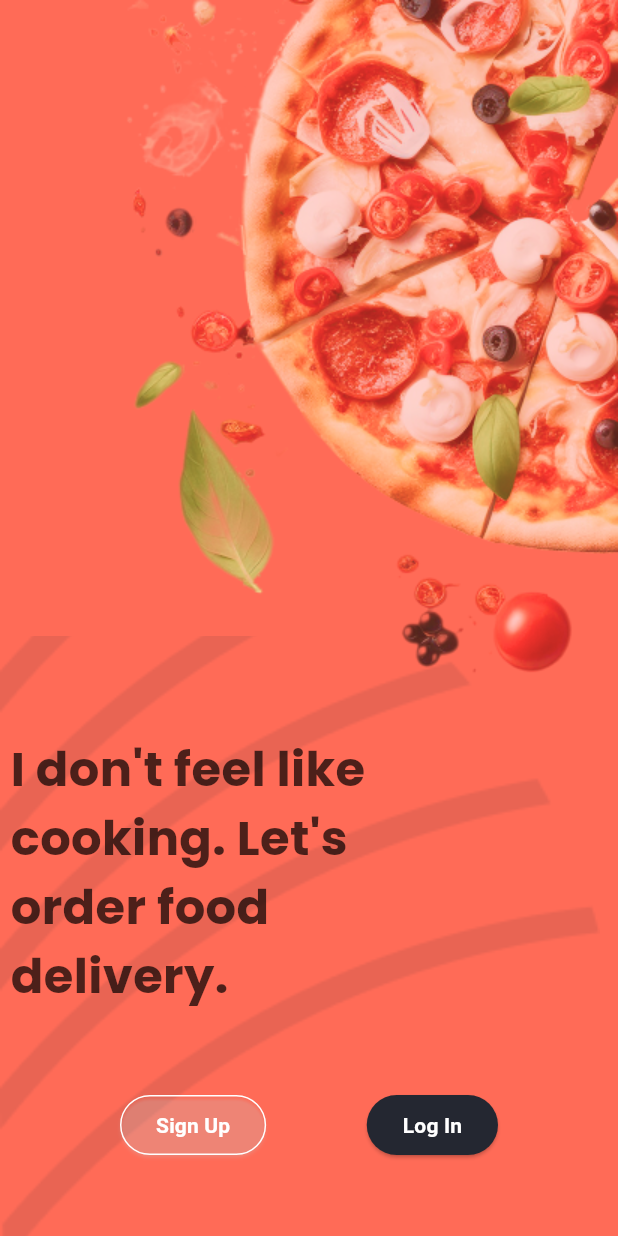
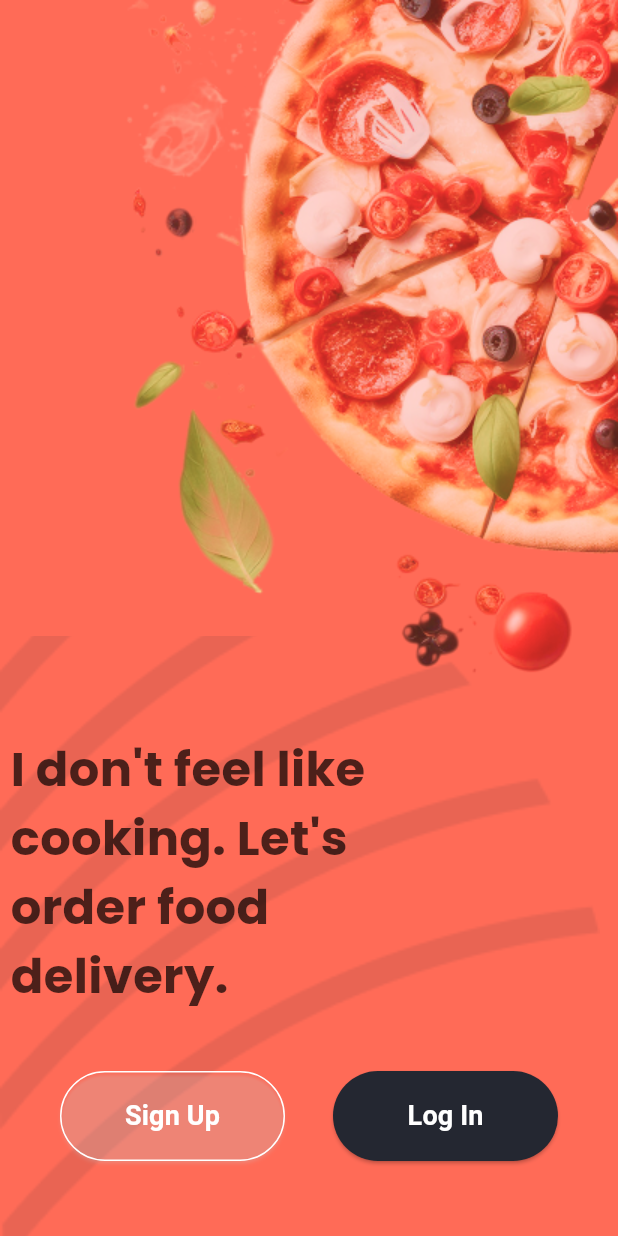
Before and after one commit to mahedizaman/flutter_pizza_shop, a Flutter app: the screen it shows after launch, on a phone screen of 412 x 824 dp. Run offline on Flutter 3.47's test engine with Material 3 defaults, Android fonts, the phone set to English and light mode, and no system bars; our stand-ins replace google_fonts.

Commit message:
style: complete authLanding page

```diff
--- a/lib/widgets/welcomeAuthLandingPage.dart
+++ b/lib/widgets/welcomeAuthLandingPage.dart
@@ -1,4 +1,6 @@
 import 'package:flutter/material.dart';
+import 'package:flutter_pizza_shop/widgets/loginPage.dart';
+import 'package:flutter_pizza_shop/widgets/signupPage.dart';
 import 'package:google_fonts/google_fonts.dart';
 
 class WelcomeAuthLandingPage extends StatefulWidget {
@@ -62,37 +64,51 @@ class _WelcomeAuthLandingPageState extends State<WelcomeAuthLandingPage> {
           ),
           Positioned(
             bottom: 50,
-            left: 80,
+            left: 40,
             child: ElevatedButton(
-              onPressed: () {},
+              onPressed: () {
+                Navigator.push(
+                  context,
+                  MaterialPageRoute(builder: (context) => SignupPage()),
+                );
+              },
               style: ElevatedButton.styleFrom(
                 backgroundColor: Colors.transparent,
                 shadowColor: const Color.fromARGB(100, 255, 255, 255),
                 foregroundColor: Colors.white,
                 side: BorderSide(color: Colors.white, width: 1),
+                minimumSize: Size(150, 60),
               ),
               child: Text(
                 'Sign Up',
                 style: TextStyle(
                   color: Colors.white,
                   fontWeight: FontWeight.bold,
+                  fontSize: 18,
                 ),
               ),
             ),
           ),
           Positioned(
             bottom: 50,
-            right: 80,
+            right: 40,
             child: ElevatedButton(
               style: ElevatedButton.styleFrom(
                 backgroundColor: Color(0xFF242731),
+                minimumSize: Size(150, 60),
               ),
-              onPressed: () {},
+              onPressed: () {
+                Navigator.push(
+                  context,
+                  MaterialPageRoute(builder: (context) => LoginPage()),
+                );
+              },
               child: Text(
                 'Log In',
                 style: TextStyle(
                   fontWeight: FontWeight.bold,
                   color: Colors.white,
+                  fontSize: 18,
                 ),
               ),
             ),
```
